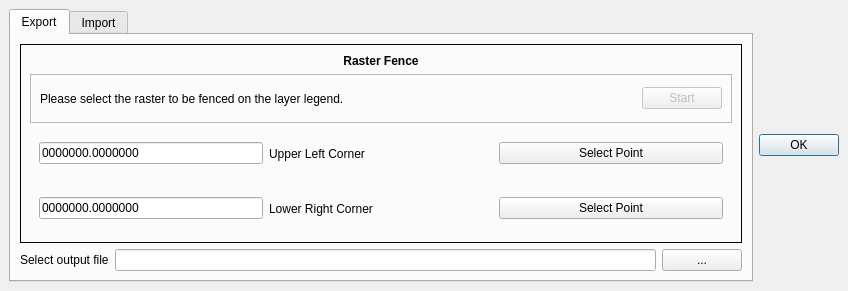
Above: beedip_dockwidget_base.ui from DodoIta/beedip before the change. Below: the same form after it.
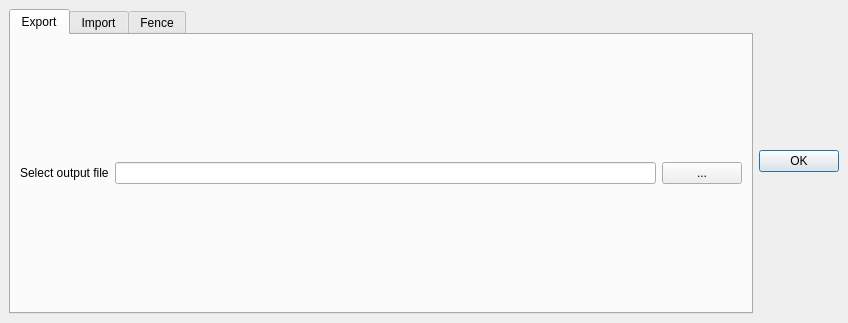
That is the form after the change. The open tabs and pages were chosen to show the change.

Commit message: added fence tab, reactivated fence export

The edit to the form file:
```diff
--- a/beedip_dockwidget_base.ui
+++ b/beedip_dockwidget_base.ui
@@ -7,7 +7,7 @@
     <x>0</x>
     <y>0</y>
     <width>848</width>
-    <height>291</height>
+    <height>323</height>
    </rect>
   </property>
   <property name="windowTitle">
@@ -38,7 +38,67 @@
        </attribute>
        <layout class="QVBoxLayout" name="verticalLayout_2">
         <item>
-         <widget class="QFrame" name="rasterFrame">
+         <layout class="QHBoxLayout" name="outputRow">
+          <item alignment="Qt::AlignVCenter">
+           <widget class="QLabel" name="label_4">
+            <property name="text">
+             <string>Select output file</string>
+            </property>
+           </widget>
+          </item>
+          <item alignment="Qt::AlignVCenter">
+           <widget class="QLineEdit" name="lineEdit"/>
+          </item>
+          <item>
+           <widget class="QPushButton" name="pushButton">
+            <property name="text">
+             <string>...</string>
+            </property>
+           </widget>
+          </item>
+         </layout>
+        </item>
+       </layout>
+      </widget>
+      <widget class="QWidget" name="import_2">
+       <attribute name="title">
+        <string>Import</string>
+       </attribute>
+       <layout class="QVBoxLayout" name="verticalLayout_3">
+        <item>
+         <layout class="QHBoxLayout" name="horizontalLayout_3">
+          <item>
+           <widget class="QLabel" name="label_3">
+            <property name="text">
+             <string>Select a file</string>
+            </property>
+           </widget>
+          </item>
+          <item>
+           <widget class="QLineEdit" name="lineEdit_2">
+            <property name="enabled">
+             <bool>true</bool>
+            </property>
+           </widget>
+          </item>
+          <item alignment="Qt::AlignVCenter">
+           <widget class="QPushButton" name="pushButton_2">
+            <property name="text">
+             <string>...</string>
+            </property>
+           </widget>
+          </item>
+         </layout>
+        </item>
+       </layout>
+      </widget>
+      <widget class="QWidget" name="fence">
+       <attribute name="title">
+        <string>Fence</string>
+       </attribute>
+       <layout class="QVBoxLayout" name="verticalLayout_5">
+        <item>
+         <widget class="QFrame" name="rasterFrame_2">
           <property name="enabled">
            <bool>true</bool>
           </property>
@@ -51,7 +111,7 @@
           <property name="frameShape">
            <enum>QFrame::Box</enum>
           </property>
-          <layout class="QVBoxLayout" name="verticalLayout">
+          <layout class="QVBoxLayout" name="verticalLayout_4">
            <item>
             <layout class="QHBoxLayout" name="title">
              <item>
@@ -94,14 +154,14 @@
             </layout>
            </item>
            <item>
-            <widget class="QFrame" name="row_0">
+            <widget class="QFrame" name="row_1">
              <property name="frameShape">
               <enum>QFrame::StyledPanel</enum>
              </property>
              <property name="frameShadow">
               <enum>QFrame::Raised</enum>
              </property>
-             <layout class="QHBoxLayout" name="horizontalLayout">
+             <layout class="QHBoxLayout" name="horizontalLayout_2">
               <item>
                <widget class="QLabel" name="label_2">
                 <property name="contextMenuPolicy">
@@ -124,7 +184,7 @@
               <item>
                <widget class="QPushButton" name="startButton">
                 <property name="enabled">
-                 <bool>false</bool>
+                 <bool>true</bool>
                 </property>
                 <property name="sizePolicy">
                  <sizepolicy hsizetype="Fixed" vsizetype="Fixed">
@@ -137,17 +197,11 @@
                 </property>
                </widget>
               </item>
-             </layout>
-            </widget>
-           </item>
-           <item>
-            <widget class="QWidget" name="row_1" native="true">
-             <property name="enabled">
-              <bool>true</bool>
-             </property>
-             <layout class="QHBoxLayout" name="row_2">
               <item>
-               <widget class="QLineEdit" name="ulLineEdit">
+               <widget class="QPushButton" name="confirmButton">
+                <property name="enabled">
+                 <bool>true</bool>
+                </property>
                 <property name="sizePolicy">
                  <sizepolicy hsizetype="Preferred" vsizetype="Fixed">
                   <horstretch>0</horstretch>
@@ -159,42 +213,15 @@
                 </property>
                </widget>
               </item>
-              <item>
-               <widget class="QLabel" name="ulLabel">
-                <property name="text">
-                 <string>Upper Left Corner</string>
-                </property>
-               </widget>
-              </item>
-              <item>
-               <widget class="QPushButton" name="ulButton">
-                <property name="text">
-                 <string>Select Point</string>
-                </property>
-               </widget>
-              </item>
              </layout>
             </widget>
            </item>
            <item>
-            <widget class="QWidget" name="row_4" native="true">
+            <widget class="QWidget" name="row_2" native="true">
              <property name="enabled">
               <bool>true</bool>
              </property>
-             <layout class="QHBoxLayout" name="row_3">
-              <item>
-               <widget class="QLineEdit" name="lrLineEdit">
-                <property name="sizePolicy">
-                 <sizepolicy hsizetype="Preferred" vsizetype="Fixed">
-                  <horstretch>0</horstretch>
-                  <verstretch>0</verstretch>
-                 </sizepolicy>
-                </property>
-                <property name="text">
-                 <string>0000000.0000000</string>
-                </property>
-               </widget>
-              </item>
+             <layout class="QHBoxLayout" name="row_5">
               <item>
                <widget class="QLabel" name="lrLabel">
                 <property name="text">
@@ -203,9 +230,35 @@
                </widget>
               </item>
               <item>
-               <widget class="QPushButton" name="lrButton">
+               <widget class="QLineEdit" name="lrLineEdit">
+                <property name="sizePolicy">
+                 <sizepolicy hsizetype="Preferred" vsizetype="Fixed">
+                  <horstretch>0</horstretch>
+                  <verstretch>0</verstretch>
+                 </sizepolicy>
+                </property>
                 <property name="text">
-                 <string>Select Point</string>
+                 <string>0000000.0000000</string>
+                </property>
+               </widget>
+              </item>
+              <item>
+               <widget class="QLabel" name="ulLabel">
+                <property name="text">
+                 <string>Upper Left Corner</string>
+                </property>
+               </widget>
+              </item>
+              <item>
+               <widget class="QLineEdit" name="ulLineEdit">
+                <property name="sizePolicy">
+                 <sizepolicy hsizetype="Preferred" vsizetype="Fixed">
+                  <horstretch>0</horstretch>
+                  <verstretch>0</verstretch>
+                 </sizepolicy>
+                </property>
+                <property name="text">
+                 <string>0000000.0000000</string>
                 </property>
                </widget>
               </item>
@@ -214,59 +267,6 @@
            </item>
           </layout>
          </widget>
-        </item>
-        <item>
-         <layout class="QHBoxLayout" name="outputRow">
-          <item alignment="Qt::AlignVCenter">
-           <widget class="QLabel" name="label_4">
-            <property name="text">
-             <string>Select output file</string>
-            </property>
-           </widget>
-          </item>
-          <item alignment="Qt::AlignVCenter">
-           <widget class="QLineEdit" name="lineEdit"/>
-          </item>
-          <item>
-           <widget class="QPushButton" name="pushButton">
-            <property name="text">
-             <string>...</string>
-            </property>
-           </widget>
-          </item>
-         </layout>
-        </item>
-       </layout>
-      </widget>
-      <widget class="QWidget" name="import_2">
-       <attribute name="title">
-        <string>Import</string>
-       </attribute>
-       <layout class="QVBoxLayout" name="verticalLayout_3">
-        <item>
-         <layout class="QHBoxLayout" name="horizontalLayout_3">
-          <item>
-           <widget class="QLabel" name="label_3">
-            <property name="text">
-             <string>Select a file</string>
-            </property>
-           </widget>
-          </item>
-          <item>
-           <widget class="QLineEdit" name="lineEdit_2">
-            <property name="enabled">
-             <bool>true</bool>
-            </property>
-           </widget>
-          </item>
-          <item alignment="Qt::AlignVCenter">
-           <widget class="QPushButton" name="pushButton_2">
-            <property name="text">
-             <string>...</string>
-            </property>
-           </widget>
-          </item>
-         </layout>
         </item>
        </layout>
       </widget>
```
Left out of the diff: 10 changed lines with no effect on the pictures. The commit also changes 1 other file.
